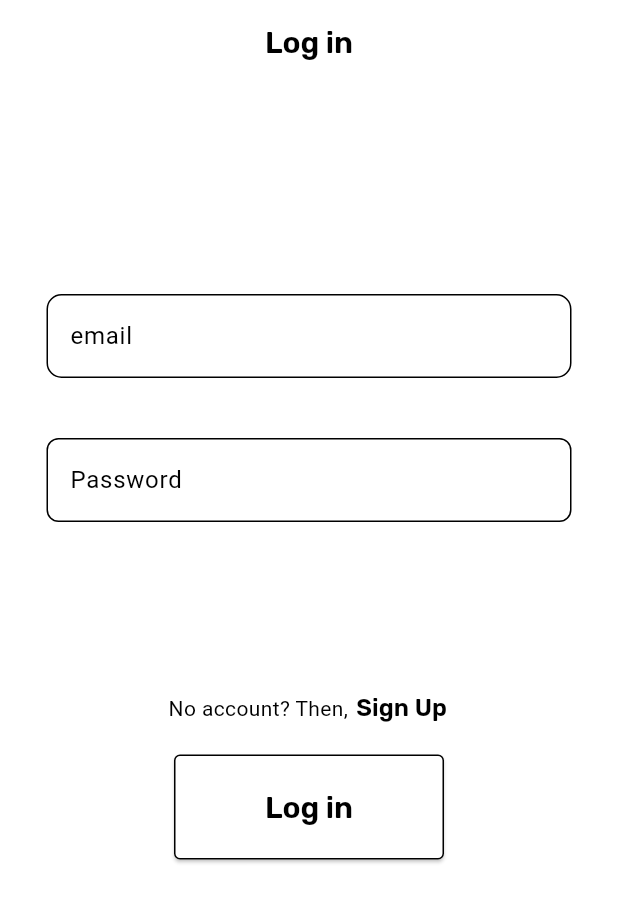
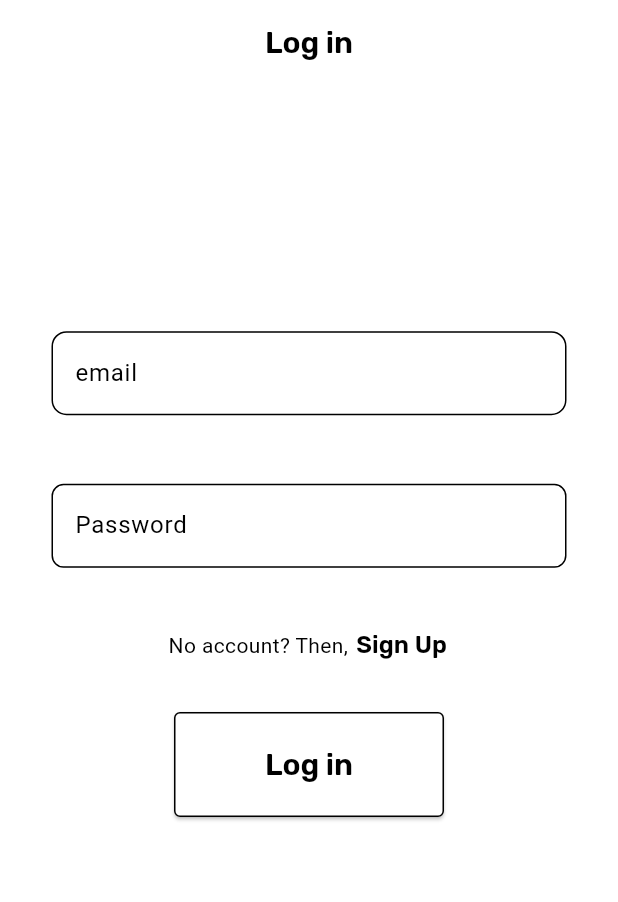
Before and after one commit to prosnake1/films_app, a Flutter app: the screen it shows after launch, on a phone screen of 412 x 824 dp. Shown: the top 902 px of the screen. Run offline on Flutter 3.47's test engine with Material 3 defaults, Android fonts, the phone set to English and light mode, and no system bars; our stand-ins replace cached_network_image, dio, firebase_auth, firebase_core, firebase_database, flutter_bloc and 4 more; missing offline and left inert: ndialog, talker_bloc_logger, talker_dio_logger; accounts and stored records are empty; generated files the repository leaves out were written again; statements that could not run were skipped.

Commit message:
widgets sizes

```diff
--- a/lib/pages/home/widgets/widgets.dart
+++ b/lib/pages/home/widgets/widgets.dart
@@ -1 +1,2 @@
 export 'films_column.dart';
+export 'nav_buttons.dart';
--- a/lib/pages/login/login_page.dart
+++ b/lib/pages/login/login_page.dart
@@ -1,6 +1,7 @@
 import 'package:films_app/i18n/strings.g.dart';
-import 'package:films_app/pages/login/widgets/log_in_button.dart';
+import 'package:films_app/pages/login/widgets/widgets.dart';
 import 'package:flutter/material.dart';
+import 'package:flutter/widgets.dart';
 
 class LoginPage extends StatefulWidget {
   const LoginPage({super.key});
@@ -22,16 +23,13 @@ class _LoginPageState extends State<LoginPage> {
       ),
       body: SingleChildScrollView(
         child: Column(
+          crossAxisAlignment: CrossAxisAlignment.center,
           children: [
-            const SizedBox(
-              height: 120,
+            SizedBox(
+              height: MediaQuery.of(context).size.height / 5,
             ),
-            const SizedBox(
-              height: 20,
-            ),
-            Center(
-              child: SizedBox(
-                width: 350,
+            SizedBox(
+              width: MediaQuery.of(context).size.width / 1.2,
               child: TextField(
                 controller: emailController,
                 textAlign: TextAlign.center,
@@ -42,13 +40,12 @@ class _LoginPageState extends State<LoginPage> {
                 ),
               ),
             ),
-            ),
-            const SizedBox(
-              height: 40,
+            SizedBox(
+              height: MediaQuery.of(context).size.height / 18,
             ),
             Center(
               child: SizedBox(
-                width: 350,
+                width: MediaQuery.of(context).size.width / 1.2,
                 child: TextField(
                   controller: passwordController,
                   textAlign: TextAlign.center,
@@ -58,31 +55,12 @@ class _LoginPageState extends State<LoginPage> {
                 ),
               ),
             ),
-            const SizedBox(
-              height: 100,
+            SizedBox(
+              height: MediaQuery.of(context).size.width / 15,
             ),
-            Row(
-              mainAxisAlignment: MainAxisAlignment.center,
-              children: [
-                Text(e.no_account),
-                TextButton(
-                  onPressed: () {
-                    Navigator.of(context).pushNamed('/login/sign-up');
-                  },
-                  style: ElevatedButton.styleFrom(
-                    padding: const EdgeInsets.all(1),
-                    shape: BeveledRectangleBorder(
-                      borderRadius: BorderRadius.circular(4),
-                    ),
-                  ),
-                  child: Text(
-                    e.sign_up,
-                  ),
-                ),
-              ],
-            ),
-            const SizedBox(
-              height: 7,
+            NoAccountWidget(e: e),
+            SizedBox(
+              height: MediaQuery.of(context).size.width / 20,
             ),
             SizedBox(
               width: 180,
--- /dev/null
+++ b/lib/pages/login/widgets/no_account.dart
@@ -0,0 +1,34 @@
+import 'package:flutter/material.dart';
+
+class NoAccountWidget extends StatelessWidget {
+  const NoAccountWidget({
+    super.key,
+    required this.e,
+  });
+
+  final e;
+
+  @override
+  Widget build(BuildContext context) {
+    return Row(
+      mainAxisAlignment: MainAxisAlignment.center,
+      children: [
+        Text(e.no_account),
+        TextButton(
+          onPressed: () {
+            Navigator.of(context).pushNamed('/login/sign-up');
+          },
+          style: ElevatedButton.styleFrom(
+            padding: const EdgeInsets.all(1),
+            shape: BeveledRectangleBorder(
+              borderRadius: BorderRadius.circular(4),
+            ),
+          ),
+          child: Text(
+            e.sign_up,
+          ),
+        ),
+      ],
+    );
+  }
+}
--- /dev/null
+++ b/lib/pages/login/widgets/widgets.dart
@@ -0,0 +1,2 @@
+export 'log_in_button.dart';
+export 'no_account.dart';
```
Also changed, not shown: lib/pages/home/home_page.dart (+1 -27 lines), lib/pages/home/widgets/nav_buttons.dart (added, +40 -0 lines). Lines whose indentation alone changed are shown as unchanged.
